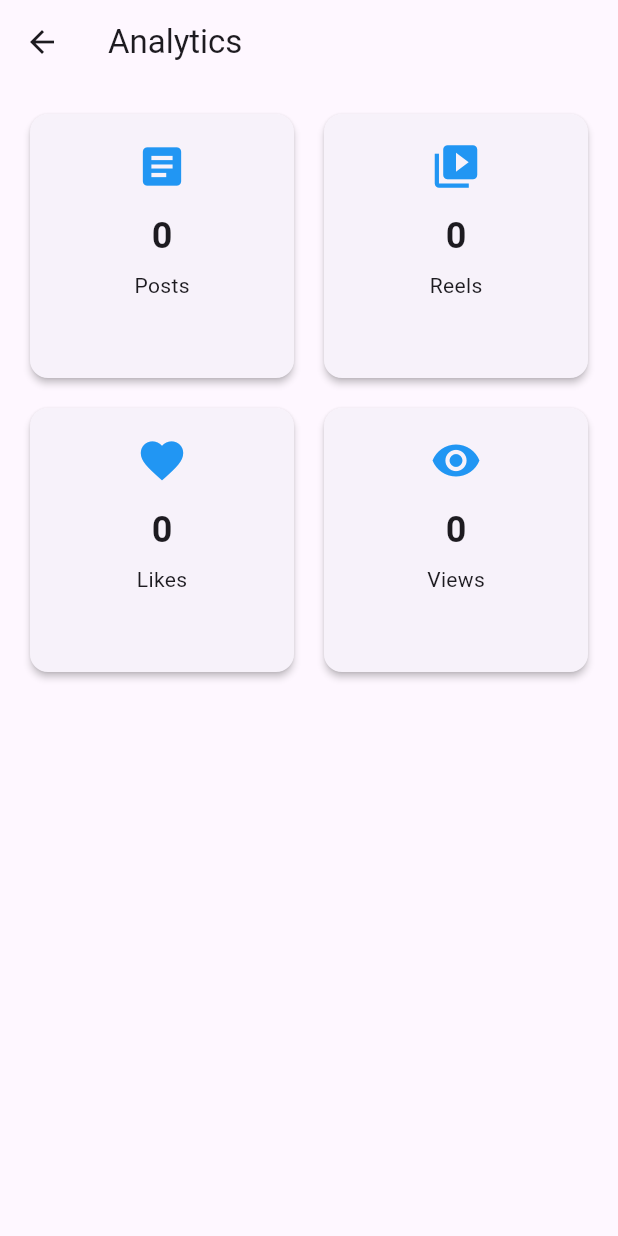
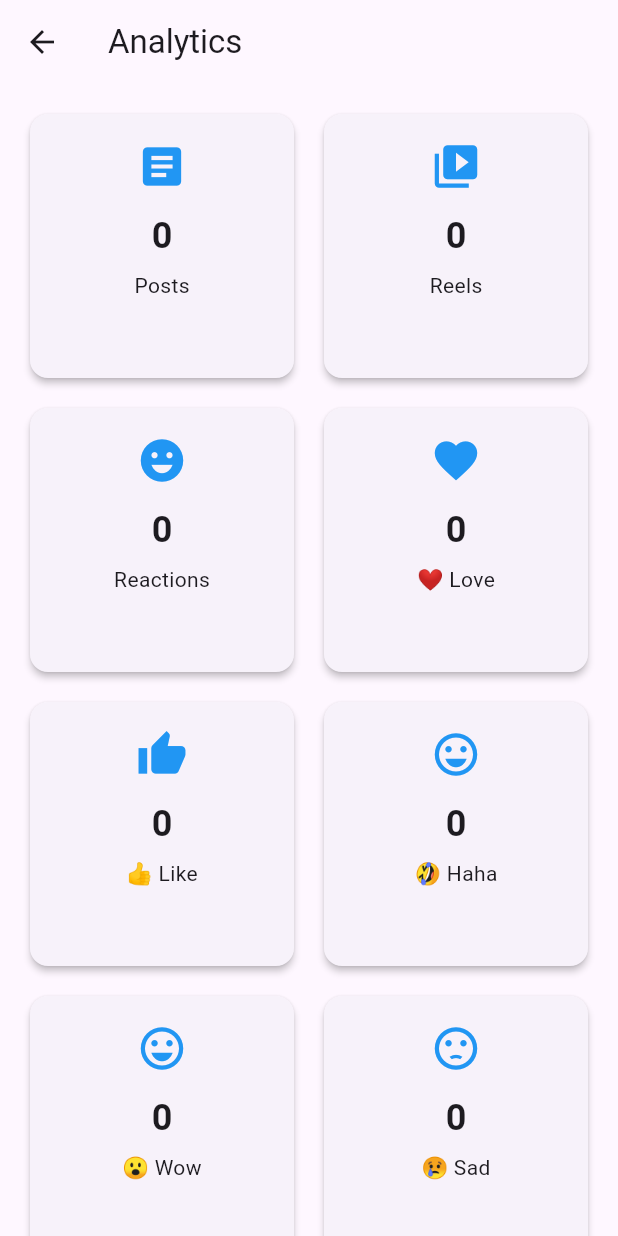
Before and after one commit to toufique39/eemedia, a Flutter app: the AnalyticsScreen screen opened by its route, on a phone screen of 412 x 824 dp. Run offline on Flutter 3.47's test engine with Material 3 defaults, Android fonts, the phone set to English and light mode, and no system bars; our stand-ins replace cloud_firestore, firebase_auth, firebase_core, image_picker, photo_view, story_view and 1 more; missing offline and left inert: media_kit, media_kit_video, video_compress; accounts and stored records are empty.

Commit message:
completed the analysis of total reaction

```diff
--- a/lib/features/auth/screens/reels_feed_screen.dart
+++ b/lib/features/auth/screens/reels_feed_screen.dart
@@ -198,10 +198,10 @@ class _ReelsFeedScreenState extends State<ReelsFeedScreen> {
             onRefresh: _loadFeedDependencies,
             color: Colors.white,
             child: PageView.builder(
-              controller: _pageController, // ✅
+              controller: _pageController,
               scrollDirection: Axis.vertical,
               itemCount: finalReels.length,
-              // ✅ current page track করো
+
               onPageChanged: (index) {
                 setState(() => _currentIndex = index);
               },
@@ -213,9 +213,9 @@ class _ReelsFeedScreenState extends State<ReelsFeedScreen> {
                   key: ValueKey(reelDoc.id),
                   reelId: reelDoc.id,
                   reelData: reelData,
-                  // ✅ শুধু current index active
+
                   isActive: widget.isActive && index == _currentIndex,
-                  // ✅ শুধু setState — reload না
+
                   onLimitReached: _handleLimitReached,
                 );
               },
--- a/lib/features/home/widgets/reel_item.dart
+++ b/lib/features/home/widgets/reel_item.dart
@@ -182,8 +182,7 @@ class _ReelItemState extends State<ReelItem> with WidgetsBindingObserver {
             }
             debugPrint("LIMIT REACHED = ${provider.limitReached}");
             debugPrint("SECONDS = ${provider.entertainmentSeconds}");
-          })
-          .catchError((e) => debugPrint('Screen time error: $e'));
+          });
     } else {
       ScreenTimeService.addWatchTime(
         finalcategory: category,
@@ -357,6 +356,7 @@ class _ReelItemState extends State<ReelItem> with WidgetsBindingObserver {
                   if (!mounted) return;
                   setState(() {});
                 },
+
                 icon: Text(
                   ReactionHelper.getReactionEmoji(myReaction),
 
@@ -368,8 +368,6 @@ class _ReelItemState extends State<ReelItem> with WidgetsBindingObserver {
                     context: context,
                     builder: (_) => ReactionPicker(
                       onReactionSelected: (reaction) async {
-                        if (!mounted) return;
-                        Navigator.pop(context);
                         await toggleReaction(
                           collection: 'reels',
                           documentId: widget.reelId,
@@ -392,8 +390,21 @@ class _ReelItemState extends State<ReelItem> with WidgetsBindingObserver {
                   );
                 },
               ),
-              Text(ReactionHelper.getReactionLabel(myReaction)),
-              Text("$reactionCount"),
+
+              Text(
+                "$reactionCount",
+                style: const TextStyle(
+                  color: Colors.red,
+                  fontWeight: FontWeight.bold,
+                ),
+              ),
+
+              Text(
+                ReactionHelper.getReactionLabel(myReaction),
+                style: TextStyle(
+                  color: ReactionHelper.getReactionColor(myReaction),
+                ),
+              ),
 
               const SizedBox(height: 20),
               IconButton(
--- a/lib/features/professional/screens/analytics_screen.dart
+++ b/lib/features/professional/screens/analytics_screen.dart
@@ -46,9 +46,51 @@ class AnalyticsScreen extends StatelessWidget {
               ),
 
               AnalyticsCard(
-                title: "Likes",
-                value: "${data['likes']}",
+                title: "Reactions",
+                value: "${data['totalReactions']}",
+                icon: Icons.emoji_emotions,
+              ),
+
+              AnalyticsCard(
+                title: "❤️ Love",
+                value: "${data['love']}",
                 icon: Icons.favorite,
+              ),
+
+              AnalyticsCard(
+                title: "👍 Like",
+                value: "${data['like']}",
+                icon: Icons.thumb_up,
+              ),
+
+              AnalyticsCard(
+                title: "🤣 Haha",
+                value: "${data['haha']}",
+                icon: Icons.sentiment_very_satisfied,
+              ),
+
+              AnalyticsCard(
+                title: "😮 Wow",
+                value: "${data['wow']}",
+                icon: Icons.emoji_emotions_outlined,
+              ),
+
+              AnalyticsCard(
+                title: "😢 Sad",
+                value: "${data['sad']}",
+                icon: Icons.sentiment_dissatisfied,
+              ),
+
+              AnalyticsCard(
+                title: "😡 Angry",
+                value: "${data['angry']}",
+                icon: Icons.mood_bad,
+              ),
+
+              AnalyticsCard(
+                title: "🐥 Polti",
+                value: "${data['polti']}",
+                icon: Icons.pets,
               ),
 
               AnalyticsCard(
--- a/lib/services/professional_dashboard_service.dart
+++ b/lib/services/professional_dashboard_service.dart
@@ -14,30 +14,119 @@ class ProfessionalDashboardService {
         .where('userId', isEqualTo: userId)
         .get();
 
-    int totalLikes = 0;
     int totalViews = 0;
+
+    int totalReactions = 0;
+
+    int like = 0;
+    int love = 0;
+    int haha = 0;
+    int wow = 0;
+    int sad = 0;
+    int angry = 0;
+    int polti = 0;
+
+    //---------------- POSTS ----------------//
 
     for (final post in postsSnapshot.docs) {
       final reactions = Map<String, dynamic>.from(
         post.data()['reactions'] ?? {},
       );
 
-      totalLikes += reactions.length;
+      totalReactions += reactions.length;
+
+      for (final reaction in reactions.values) {
+        switch (reaction) {
+          case "like":
+            like++;
+            break;
+
+          case "love":
+            love++;
+            break;
+
+          case "haha":
+            haha++;
+            break;
+
+          case "wow":
+            wow++;
+            break;
+
+          case "sad":
+            sad++;
+            break;
+
+          case "angry":
+            angry++;
+            break;
+
+          case "polti":
+            polti++;
+            break;
+        }
+      }
     }
+
+    //---------------- REELS ----------------//
 
     for (final reel in reelsSnapshot.docs) {
       final data = reel.data();
 
-      totalLikes += (data['likesCount'] ?? 0) as int;
+      totalViews += (data["views"] ?? 0) as int;
 
-      totalViews += (data['views'] ?? 0) as int;
+      final reactions = Map<String, dynamic>.from(data["reactions"] ?? {});
+
+      totalReactions += reactions.length;
+
+      for (final reaction in reactions.values) {
+        switch (reaction) {
+          case "like":
+            like++;
+            break;
+
+          case "love":
+            love++;
+            break;
+
+          case "haha":
+            haha++;
+            break;
+
+          case "wow":
+            wow++;
+            break;
+
+          case "sad":
+            sad++;
+            break;
+
+          case "angry":
+            angry++;
+            break;
+
+          case "polti":
+            polti++;
+            break;
+        }
+      }
     }
 
     return {
       "posts": postsSnapshot.docs.length,
       "reels": reelsSnapshot.docs.length,
-      "likes": totalLikes,
+
       "views": totalViews,
+
+      "totalReactions": totalReactions,
+
+      "like": like,
+      "love": love,
+      "haha": haha,
+      "wow": wow,
+      "sad": sad,
+      "angry": angry,
+      "polti": polti,
     };
   }
 }
```
